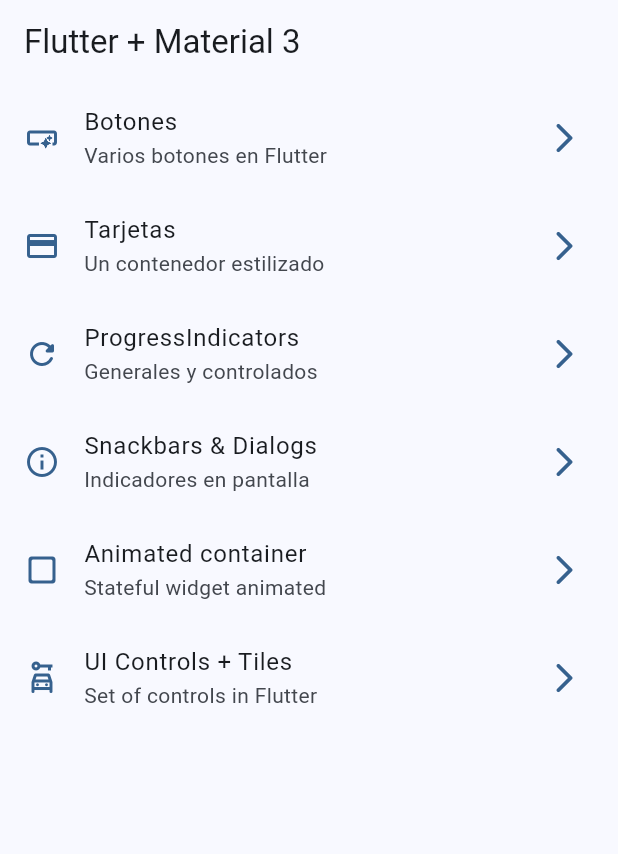
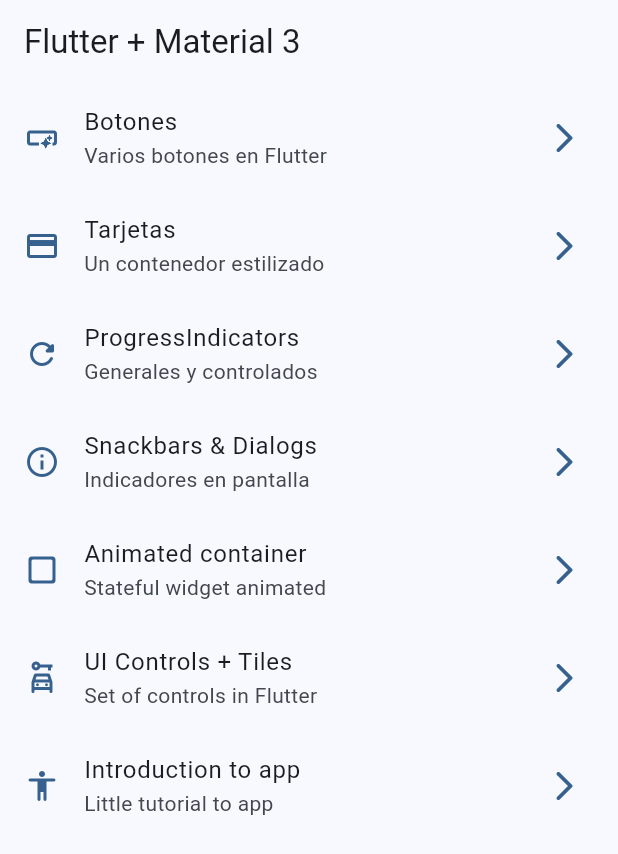
Before and after one commit to judatop/widgets-app, a Flutter app: the screen it shows after launch, on a phone screen of 412 x 824 dp. Shown: the top 854 px of the screen. Run offline on Flutter 3.47's test engine with Material 3 defaults, Android fonts, the phone set to English and light mode, and no system bars; our stand-ins replace go_router.

Commit message:
[ADD] tutorial route added

```diff
--- a/lib/config/menu/menu_items.dart
+++ b/lib/config/menu/menu_items.dart
@@ -51,4 +51,10 @@ const appMenuItems = <MenuItem>[
     link: '/ui-controls',
     icon: Icons.car_rental_outlined,
   ),
+  MenuItem(
+    title: 'Introduction to app',
+    subTitle: 'Little tutorial to app',
+    link: '/tutorial',
+    icon: Icons.accessibility_rounded,
+  ),
 ];
--- a/lib/config/router/app_router.dart
+++ b/lib/config/router/app_router.dart
@@ -39,5 +39,10 @@ final appRouter = GoRouter(
       name: UiControlsScreen.name,
       builder: (context, state) => const UiControlsScreen(),
     ),
+    GoRoute(
+      path: '/tutorial',
+      name: AppTutorialScreen.name,
+      builder: (context, state) => const AppTutorialScreen(),
+    ),
   ],
 );
```
